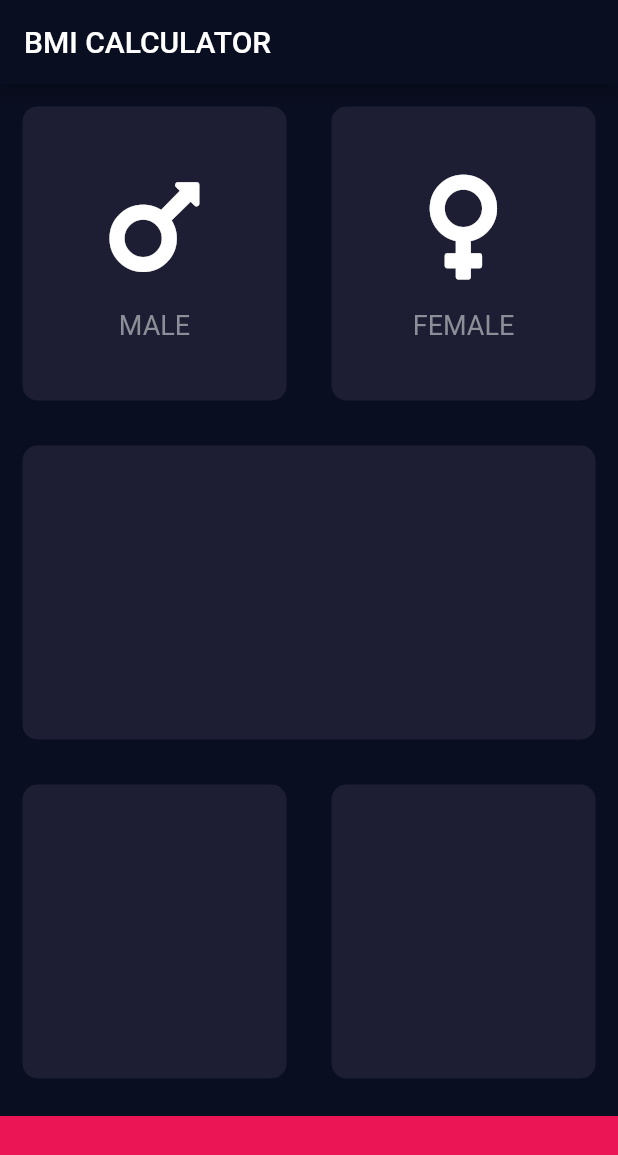
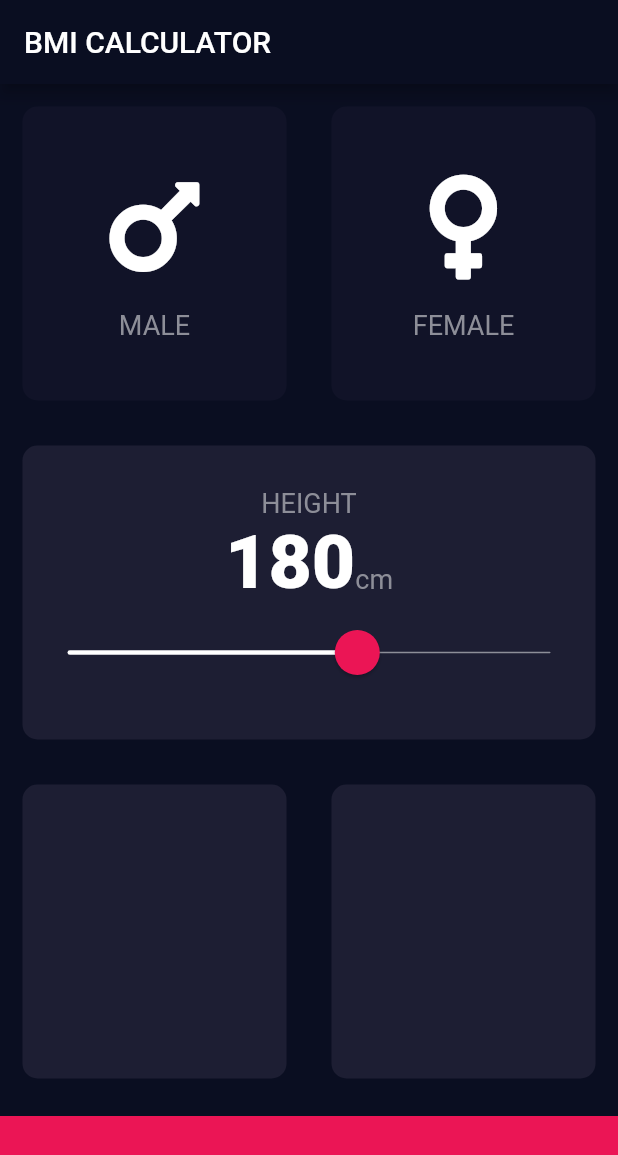
Before and after one commit to pelcastre-leomat/bmi-calculator-flutter, a Flutter app: the screen it shows after launch, on a phone screen of 412 x 824 dp. Shown: the top 1155 px of the screen. Run offline on Flutter 3.47's test engine with Material 2 defaults, Android fonts, the phone set to English and light mode, and no system bars; our stand-ins replace font_awesome_flutter.

```diff
--- /dev/null
+++ b/lib/constants.dart
@@ -0,0 +1,16 @@
+import 'package:flutter/material.dart';
+
+const kBottomContainerHeight = 80.0;
+const kBottomContainerColor = Color(0xFFEB1555);
+const kActiveCardColor = Color(0xFF1D1E33);
+const kInactiveCardColor = Color(0xFF111328);
+
+const kLabelTextStyle = TextStyle(
+  fontSize: 18,
+  color: Color(0xff8d8e98),
+);
+
+const kNumberTextStyle = TextStyle(
+  fontSize: 50,
+  fontWeight: FontWeight.w900,
+);
--- a/lib/icon_content.dart
+++ b/lib/icon_content.dart
@@ -1,9 +1,5 @@
 import 'package:flutter/material.dart';
-
-const labelTextStyle = TextStyle(
-  fontSize: 18,
-  color: Color(0xff8d8e98),
-);
+import 'constants.dart';
 
 class IconContent extends StatelessWidget {
   const IconContent({super.key, this.label, this.icon});
@@ -25,7 +21,7 @@ class IconContent extends StatelessWidget {
         ),
         Text(
           label??'',
-          style: labelTextStyle,
+          style: kLabelTextStyle,
         ),
       ],
     );
--- a/lib/input_page.dart
+++ b/lib/input_page.dart
@@ -2,12 +2,12 @@ import 'package:flutter/material.dart';
 import 'reusable_card.dart';
 import 'icon_content.dart';
 import 'package:font_awesome_flutter/font_awesome_flutter.dart';
+import 'constants.dart';
 
-const bottomContainerHeight = 80.0;
-const bottomContainerColor = Color(0xFFEB1555);
-
-const activeCardColor = Color(0xFF1D1E33);
-const inactiveCardColor = Color(0xFF1D1E33);
+enum Gender {
+  male,
+  female
+}
 
 class InputPage extends StatefulWidget {
   const InputPage({super.key});
@@ -18,6 +18,9 @@ class InputPage extends StatefulWidget {
 
 
 class _InputPageState extends State<InputPage> {
+  Gender? selectedGender;
+  int height = 180;
+
   @override
   Widget build(BuildContext context) {
     return Scaffold(
@@ -25,14 +28,20 @@ class _InputPageState extends State<InputPage> {
         title: const Text('BMI CALCULATOR'),
       ),
       body: Column(
+        crossAxisAlignment: CrossAxisAlignment.stretch,
         children: <Widget>[
           Expanded(
               child: Row(
-                children: const [
+                children: [
                   Expanded(
                     child: ReusableCard(
-                      color: activeCardColor,
-                      cardChild: IconContent(
+                      onPress: (){
+                        setState(() {
+                          selectedGender = Gender.male;
+                        });
+                      },
+                      color: selectedGender == Gender.male ? kActiveCardColor: kInactiveCardColor,
+                      cardChild: const IconContent(
                         icon: FontAwesomeIcons.mars,
                         label: "MALE",
                       ),
@@ -40,8 +49,13 @@ class _InputPageState extends State<InputPage> {
                   ),
                   Expanded(
                     child: ReusableCard(
-                      color: activeCardColor,
-                      cardChild: IconContent(
+                      onPress: (){
+                        setState(() {
+                          selectedGender = Gender.female;
+                        });
+                      },
+                      color: selectedGender == Gender.female ? kActiveCardColor: kInactiveCardColor,
+                      cardChild: const IconContent(
                         icon: FontAwesomeIcons.venus,
                         label: "FEMALE",
                       ),
@@ -52,10 +66,55 @@ class _InputPageState extends State<InputPage> {
           ),
           Expanded(
               child: Row(
-                children: const [
+                children: [
                   Expanded(
                     child: ReusableCard(
-                      color: activeCardColor
+                      cardChild: Column(
+                        mainAxisAlignment: MainAxisAlignment.center,
+                        children: <Widget>[
+                          const Text(
+                            'HEIGHT',
+                            style: kLabelTextStyle,
+                          ),
+                          Row(
+                            mainAxisAlignment: MainAxisAlignment.center,
+                            crossAxisAlignment: CrossAxisAlignment.baseline,
+                            textBaseline: TextBaseline.alphabetic,
+                            children: <Widget>[
+                              Text(
+                                height.toString(),
+                                style: kNumberTextStyle,
+                              ),
+                              const Text(
+                                'cm',
+                                style: kLabelTextStyle,
+                              ),
+                            ],
+                          ),
+                          SliderTheme(
+                            data: SliderTheme.of(context).copyWith(
+                              trackHeight: 1,
+                              thumbShape: RoundSliderThumbShape(enabledThumbRadius: 15),
+                              overlayShape: RoundSliderOverlayShape(overlayRadius: 30),
+                              overlayColor: Color(0x29EB1555),
+                              thumbColor: Color(0xFFEB1555),
+                              activeTrackColor: Colors.white,
+                              inactiveTrackColor: Color(0xFF8D8E98),
+                            ),
+                            child: Slider(
+                              value: height.toDouble(),
+                              min: 120,
+                              max: 220,
+                              onChanged: (double newValue){
+                                setState(() {
+                                  height = newValue.round();
+                                });
+                              },
+                            ),
+                          ),
+                        ],
+                      ),
+                      color: kActiveCardColor
                     ),
                   ),
                 ],
@@ -67,12 +126,12 @@ class _InputPageState extends State<InputPage> {
                 children: const [
                   Expanded(
                     child: ReusableCard(
-                      color: activeCardColor
+                      color: kActiveCardColor
                     ),
                   ),
                   Expanded(
                     child: ReusableCard(
-                      color: activeCardColor
+                      color: kActiveCardColor
                     ),
                   ),
                 ],
@@ -80,8 +139,8 @@ class _InputPageState extends State<InputPage> {
           ),
           Container(
             margin: const EdgeInsets.only(top: 10),
-            color: bottomContainerColor,
-            height: bottomContainerHeight,
+            color: kBottomContainerColor,
+            height: kBottomContainerHeight,
             width: double.infinity,
           )
         ],
--- a/lib/reusable_card.dart
+++ b/lib/reusable_card.dart
@@ -1,19 +1,23 @@
 import 'package:flutter/material.dart';
 
 class ReusableCard extends StatelessWidget {
-  const ReusableCard({super.key, required this.color, this.cardChild});
+  const ReusableCard({super.key, required this.color, this.cardChild, this.onPress});
   final Color color;
   final Widget? cardChild;
+  final Function()? onPress;
 
   @override
   Widget build(BuildContext context) {
-    return Container(
-      margin: const EdgeInsets.all(15),
-      decoration: BoxDecoration(
-          color: color,
-          borderRadius:BorderRadius.circular(10)
+    return GestureDetector(
+      onTap: onPress,
+      child: Container(
+        margin: const EdgeInsets.all(15),
+        decoration: BoxDecoration(
+            color: color,
+            borderRadius:BorderRadius.circular(10)
+        ),
+        child: cardChild,
       ),
-      child: cardChild,
     );
   }
 }
```
